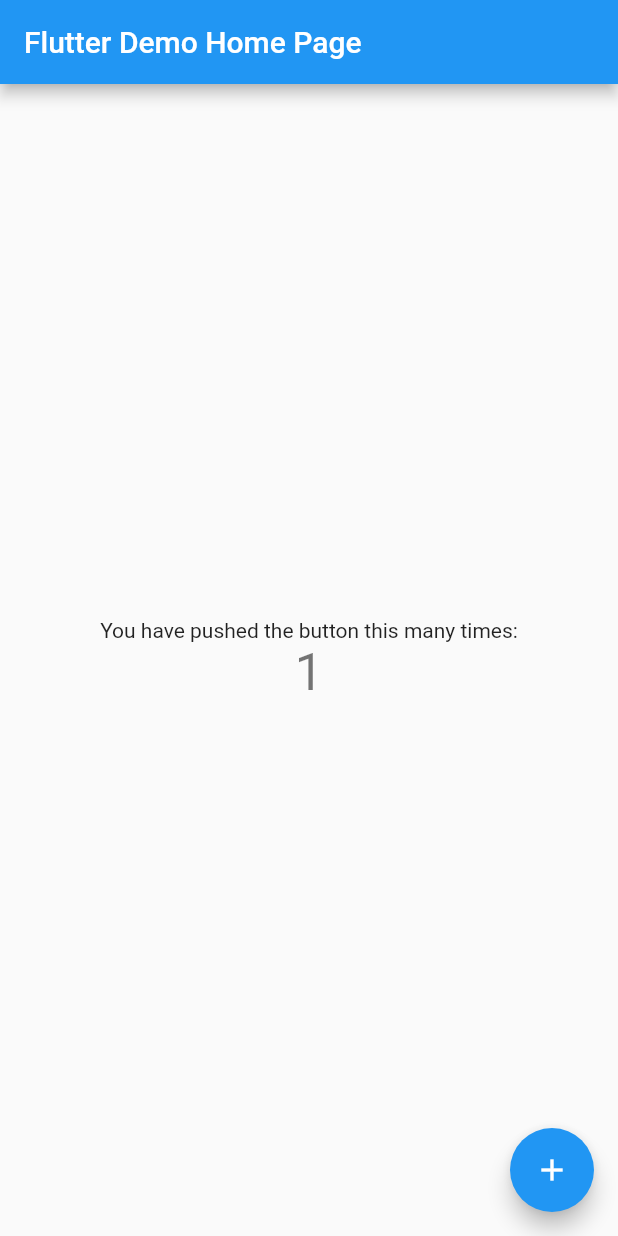
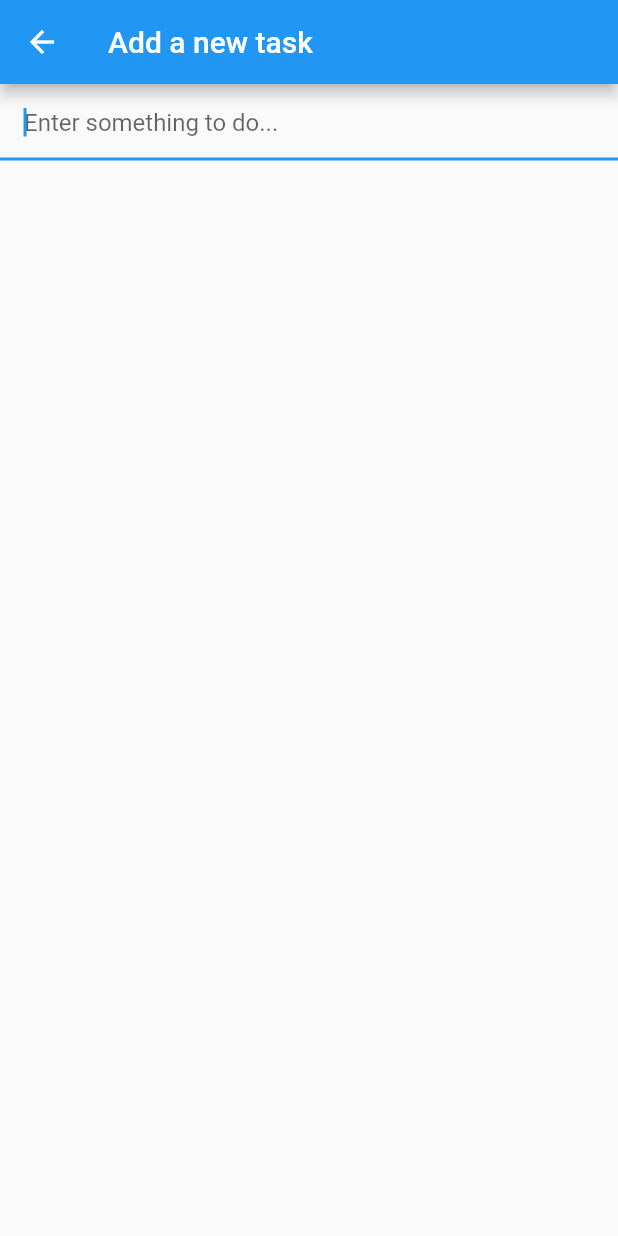
Before and after one commit to Dorkside/flutter_todo_firebase_app, a Flutter app: the screen it shows after launch, after a tap on the "add" icon, on a phone screen of 412 x 824 dp. Run offline on Flutter 3.47's test engine with Material 2 defaults, Android fonts, the phone set to English and light mode, and no system bars.

Commit message:
feat: todo list functional

```diff
--- a/lib/main.dart
+++ b/lib/main.dart
@@ -1,10 +1,10 @@
 import 'package:flutter/material.dart';
 
 void main() {
-  runApp(MyApp());
+  runApp(TodoApp());
 }
 
-class MyApp extends StatelessWidget {
+class TodoApp extends StatelessWidget {
   // This widget is the root of your application.
   @override
   Widget build(BuildContext context) {
@@ -22,92 +22,103 @@
           // is not restarted.
           primarySwatch: Colors.blue,
         ),
-      home: MyHomePage(title: 'Flutter Demo Home Page'),
-    );
+        home: new TodoList());
   }
 }
 
-class MyHomePage extends StatefulWidget {
-  MyHomePage({Key key, this.title}) : super(key: key);
-
-  // This widget is the home page of your application. It is stateful, meaning
-  // that it has a State object (defined below) that contains fields that affect
-  // how it looks.
-
-  // This class is the configuration for the state. It holds the values (in this
-  // case the title) provided by the parent (in this case the App widget) and
-  // used by the build method of the State. Fields in a Widget subclass are
-  // always marked "final".
-
-  final String title;
-
+class TodoList extends StatefulWidget {
   @override
-  _MyHomePageState createState() => _MyHomePageState();
+  createState() => new TodoListState();
 }
 
-class _MyHomePageState extends State<MyHomePage> {
-  int _counter = 0;
+class TodoListState extends State<TodoList> {
+  List<String> _todoItems = [];
 
-  void _incrementCounter() {
-    setState(() {
-      // This call to setState tells the Flutter framework that something has
-      // changed in this State, which causes it to rerun the build method below
-      // so that the display can reflect the updated values. If we changed
-      // _counter without calling setState(), then the build method would not be
-      // called again, and so nothing would appear to happen.
-      _counter++;
+  // Instead of autogenerating a todo item, _addTodoItem now accepts a string
+  void _addTodoItem(String task) {
+    // Only add the task if the user actually entered something
+    if (task.length > 0) {
+      setState(() => _todoItems.add(task));
+    }
+  }
+
+  // Much like _addTodoItem, this modifies the array of todo strings and
+  // notifies the app that the state has changed by using setState
+  void _removeTodoItem(int index) {
+    setState(() => _todoItems.removeAt(index));
+  }
+
+  // Build the whole list of todo items
+  Widget _buildTodoList() {
+    return new ListView.builder(
+      itemBuilder: (context, index) {
+        // itemBuilder will be automatically be called as many times as it takes for the
+        // list to fill up its available space, which is most likely more than the
+        // number of todo items we have. So, we need to check the index is OK.
+        if (index < _todoItems.length) {
+          return _buildTodoItem(_todoItems[index], index);
+        }
+      },
+    );
+  }
+
+  // Show an alert dialog asking the user to confirm that the task is done
+  void _promptRemoveTodoItem(int index) {
+    showDialog(
+        context: context,
+        builder: (BuildContext context) {
+          return new AlertDialog(
+              title: new Text('Mark "${_todoItems[index]}" as done?'),
+              actions: <Widget>[
+                new FlatButton(
+                    child: new Text('CANCEL'),
+                    onPressed: () => Navigator.of(context).pop()),
+                new FlatButton(
+                    child: new Text('MARK AS DONE'),
+                    onPressed: () {
+                      _removeTodoItem(index);
+                      Navigator.of(context).pop();
+                    })
+              ]);
         });
+  }
+
+  // Build a single todo item
+  Widget _buildTodoItem(String todoText, index) {
+    return new ListTile(
+        title: new Text(todoText), onTap: () => _promptRemoveTodoItem(index));
   }
 
   @override
   Widget build(BuildContext context) {
-    // This method is rerun every time setState is called, for instance as done
-    // by the _incrementCounter method above.
-    //
-    // The Flutter framework has been optimized to make rerunning build methods
-    // fast, so that you can just rebuild anything that needs updating rather
-    // than having to individually change instances of widgets.
-    return Scaffold(
-      appBar: AppBar(
-        // Here we take the value from the MyHomePage object that was created by
-        // the App.build method, and use it to set our appbar title.
-        title: Text(widget.title),
-      ),
-      body: Center(
-        // Center is a layout widget. It takes a single child and positions it
-        // in the middle of the parent.
-        child: Column(
-          // Column is also a layout widget. It takes a list of children and
-          // arranges them vertically. By default, it sizes itself to fit its
-          // children horizontally, and tries to be as tall as its parent.
-          //
-          // Invoke "debug painting" (press "p" in the console, choose the
-          // "Toggle Debug Paint" action from the Flutter Inspector in Android
-          // Studio, or the "Toggle Debug Paint" command in Visual Studio Code)
-          // to see the wireframe for each widget.
-          //
-          // Column has various properties to control how it sizes itself and
-          // how it positions its children. Here we use mainAxisAlignment to
-          // center the children vertically; the main axis here is the vertical
-          // axis because Columns are vertical (the cross axis would be
-          // horizontal).
-          mainAxisAlignment: MainAxisAlignment.center,
-          children: <Widget>[
-            Text(
-              'You have pushed the button this many times:',
-            ),
-            Text(
-              '$_counter',
-              style: Theme.of(context).textTheme.headline4,
-            ),
-          ],
-        ),
-      ),
-      floatingActionButton: FloatingActionButton(
-        onPressed: _incrementCounter,
-        tooltip: 'Increment',
-        child: Icon(Icons.add),
-      ), // This trailing comma makes auto-formatting nicer for build methods.
+    return new Scaffold(
+      appBar: new AppBar(title: new Text('Todo List')),
+      body: _buildTodoList(),
+      floatingActionButton: new FloatingActionButton(
+          onPressed: _pushAddTodoScreen,
+          tooltip: 'Add task',
+          child: new Icon(Icons.add)),
     );
   }
+
+  void _pushAddTodoScreen() {
+    // Push this page onto the stack
+    Navigator.of(context).push(
+        // MaterialPageRoute will automatically animate the screen entry, as well
+        // as adding a back button to close it
+        new MaterialPageRoute(builder: (context) {
+      return new Scaffold(
+          appBar: new AppBar(title: new Text('Add a new task')),
+          body: new TextField(
+            autofocus: true,
+            onSubmitted: (val) {
+              _addTodoItem(val);
+              Navigator.pop(context); // Close the add todo screen
+            },
+            decoration: new InputDecoration(
+                hintText: 'Enter something to do...',
+                contentPadding: const EdgeInsets.all(16.0)),
+          ));
+    }));
   }
+}
```
Lines whose indentation alone changed are shown as unchanged.
